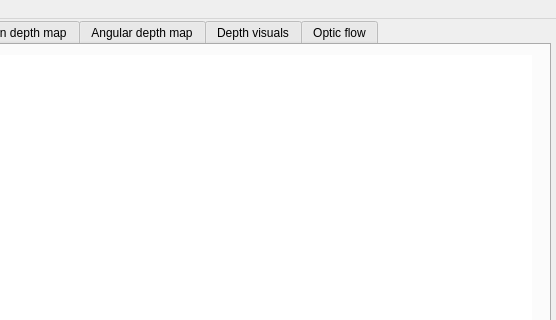
The window that mainwindow.ui (ema-siema/inzynierka) describes before a commit, drawn with Qt 5; both pictures show x 360 to 916 and y 0 to 320 of the 916 by 583 pixel window.
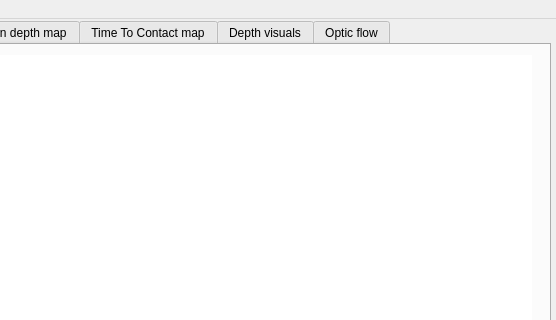
The same window after the commit.

What changed in the file:
```diff
--- a/mainwindow.ui
+++ b/mainwindow.ui
@@ -115,7 +115,7 @@
     </widget>
     <widget class="QWidget" name="tab_5">
      <attribute name="title">
-      <string>Angular depth map</string>
+      <string>Time To Contact map</string>
      </attribute>
      <widget class="QLabel" name="label_9">
       <property name="geometry">
```
